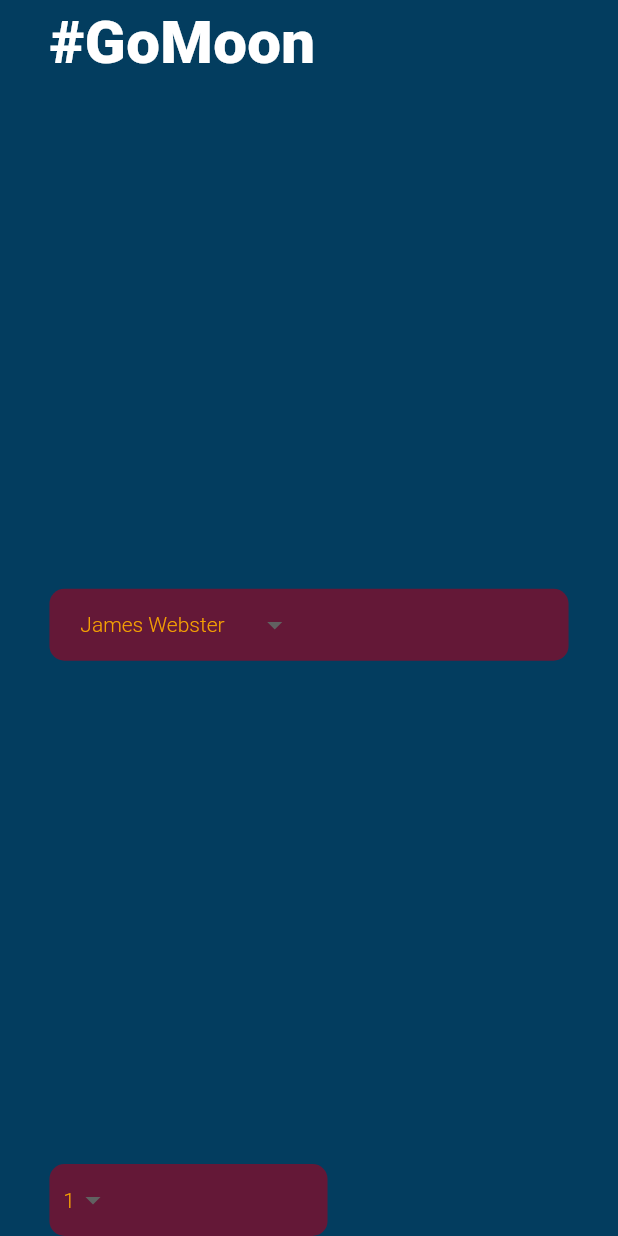
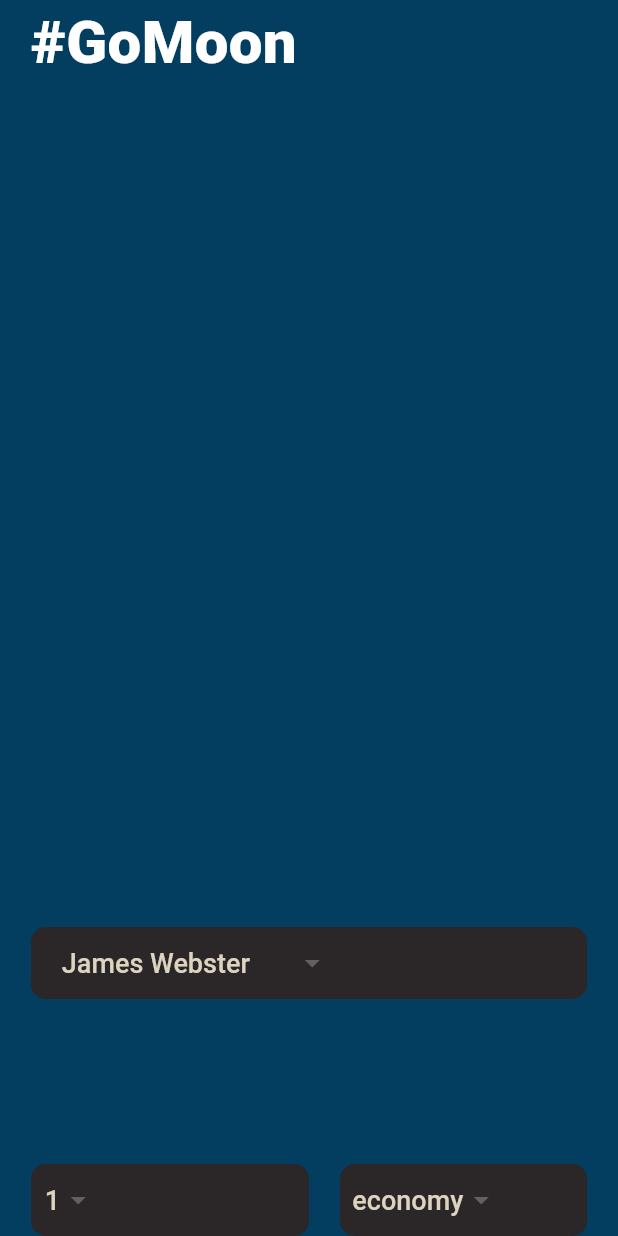
Before and after one commit to CaptainStorm21/flutter-gotomoon, a Flutter app: the screen it shows after launch, on a phone screen of 412 x 824 dp. Run offline on Flutter 3.47's test engine with Material 3 defaults, Android fonts, the phone set to English and light mode, and no system bars.

Commit message:
changed alignment on  sections

```diff
--- a/lib/pages/home_page.dart
+++ b/lib/pages/home_page.dart
@@ -24,15 +24,14 @@ class HomePage extends StatelessWidget {
       color: Colors.blue.withGreen(132).withOpacity(.1),
       height: _deviceHeight,
       width: _deviceWidth,
-      padding: EdgeInsets.symmetric(horizontal: _deviceWidth * 0.08),
+      padding: EdgeInsets.symmetric(horizontal: _deviceWidth * 0.05),
       child: Column(
         mainAxisAlignment: MainAxisAlignment.spaceBetween,
-        mainAxisSize: MainAxisSize.min,
+        mainAxisSize: MainAxisSize.max,
         crossAxisAlignment: CrossAxisAlignment.start,
         children: [
           _pageTitle(),
-          _destinationDropDownWidget(),
-          _travellersInformationWidget()
+          _bookRideWidget()
         ],
       ),
     )));
@@ -61,22 +60,43 @@ class HomePage extends StatelessWidget {
     );
   }
 
+Widget _bookRideWidget(){
+  return Container(
+    height: _deviceHeight * .25,
+    child: Column(
+      mainAxisAlignment: MainAxisAlignment.spaceBetween,
+      mainAxisSize: MainAxisSize.max,
+      crossAxisAlignment: CrossAxisAlignment.center,
+      children:  [
+        _destinationDropDownWidget(),
+        _travellersInformationWidget()
+
+      ]
+    ), );
+}
+
+
   Widget _destinationDropDownWidget() {
-    return CustomDropDownButtonClass(
-      values: const [
+    return CustomDropDownButtonClass(values: const [
       'James Webster',
       'Marine Lunarscope',
     ], width: _deviceWidth);
-
   }
 
-    Widget _travellersInformationWidget() {
-    return CustomDropDownButtonClass(values: const [
-      '1',
-      '2',
-      '3',
-      '4',
-      '5'
-    ], width: _deviceWidth* 0.45);
+  Widget _travellersInformationWidget() {
+    return Row(
+      mainAxisAlignment: MainAxisAlignment.spaceBetween,
+      mainAxisSize: MainAxisSize.max,
+      crossAxisAlignment: CrossAxisAlignment.center,
+      children: [
+      CustomDropDownButtonClass(
+        values: const ['1', '2', '3', '4', '5'],
+        width: _deviceWidth * 0.45,
+      ),
+      CustomDropDownButtonClass(
+        values: const ['economy', 'luxury', 'business'],
+        width: _deviceWidth * 0.40,
+      ),
+    ]);
   }
 }
--- a/lib/widgets/custom_dropdown_button.dart
+++ b/lib/widgets/custom_dropdown_button.dart
@@ -1,21 +1,19 @@
 import 'package:flutter/material.dart';
+import 'package:flutter/rendering.dart';
 
 class CustomDropDownButtonClass extends StatelessWidget {
   List<String> values;
   double width;
 
-  CustomDropDownButtonClass({
-    required this.values,
-    required this.width
-  });
+  CustomDropDownButtonClass({required this.values, required this.width});
 
   @override
   Widget build(BuildContext context) {
-        return Container(
+    return Container(
       width: width,
       padding: EdgeInsets.symmetric(horizontal: width * .05),
       decoration: BoxDecoration(
-          color: const Color.fromRGBO(100, 24, 55, 1.0),
+          color: Color.fromARGB(255, 43, 38, 40),
           borderRadius: BorderRadius.circular(10)),
       child: DropdownButton(
         value: values.first,
@@ -29,10 +27,13 @@ class CustomDropDownButtonClass extends StatelessWidget {
           },
         ).toList(),
         underline: Container(),
-        dropdownColor: Color.fromARGB(255, 10, 0, 34),
+        borderRadius: BorderRadius.circular(20),
+        dropdownColor: Color.fromARGB(255, 0, 0, 0),
         style: const TextStyle(
-            fontWeight: FontWeight.w300,
-            color: Color.fromARGB(255, 244, 160, 3)),
+            fontWeight: FontWeight.w500,
+            fontFamily: 'sans-serif',
+            fontSize: 18,
+            color: Color.fromARGB(255, 221, 212, 192)),
       ),
     );
   }
```
